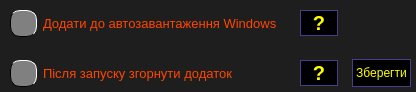
Above: GUI/Setting.ui from Kozak228/Birthday-reminder before the change. Below: the same form after it.
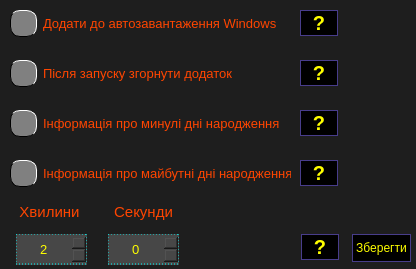
That is the form after the change. Icons and pictures are not drawn.

Commit message: Add display of past and future birthdays, user setting of timer time for closing the program.

The edit to the form file:
```diff
--- a/GUI/Setting.ui
+++ b/GUI/Setting.ui
@@ -7,9 +7,14 @@
     <x>0</x>
     <y>0</y>
     <width>416</width>
-    <height>92</height>
+    <height>269</height>
    </rect>
   </property>
+  <property name="font">
+   <font>
+    <pointsize>8</pointsize>
+   </font>
+  </property>
   <property name="windowTitle">
    <string>Setting</string>
   </property>
@@ -69,7 +74,17 @@
                             stop:1 rgba(0, 64, 0, 255));
 }
 QCheckBox:checked, QCheckBox::indicator:checked {
-    border-color: black black white white;
+ 	border-color: black black white white;
+}
+
+QSpinBox {
+  	background: #474747;
+  	color: yellow;
+  	border: 1px dashed #00FFFF;
+}
+
+QLabel{
+	color:#FF4500;
 }</string>
   </property>
   <widget class="QWidget" name="centralwidget">
@@ -77,7 +92,7 @@
     <property name="geometry">
      <rect>
       <x>352</x>
-      <y>59</y>
+      <y>234</y>
       <width>59</width>
       <height>28</height>
      </rect>
@@ -186,6 +201,216 @@
      <bool>false</bool>
     </property>
    </widget>
+   <widget class="QPushButton" name="pushButton_FAQ_list_birth_future">
+    <property name="geometry">
+     <rect>
+      <x>300</x>
+      <y>160</y>
+      <width>38</width>
+      <height>26</height>
+     </rect>
+    </property>
+    <property name="font">
+     <font>
+      <pointsize>15</pointsize>
+      <weight>75</weight>
+      <bold>true</bold>
+     </font>
+    </property>
+    <property name="styleSheet">
+     <string notr="true"/>
+    </property>
+    <property name="text">
+     <string>?</string>
+    </property>
+   </widget>
+   <widget class="QPushButton" name="pushButton_FAQ_list_birth_last">
+    <property name="geometry">
+     <rect>
+      <x>300</x>
+      <y>110</y>
+      <width>38</width>
+      <height>26</height>
+     </rect>
+    </property>
+    <property name="font">
+     <font>
+      <pointsize>15</pointsize>
+      <weight>75</weight>
+      <bold>true</bold>
+     </font>
+    </property>
+    <property name="styleSheet">
+     <string notr="true"/>
+    </property>
+    <property name="text">
+     <string>?</string>
+    </property>
+   </widget>
+   <widget class="QCheckBox" name="checkBox_list_birth_future">
+    <property name="geometry">
+     <rect>
+      <x>10</x>
+      <y>160</y>
+      <width>281</width>
+      <height>27</height>
+     </rect>
+    </property>
+    <property name="font">
+     <font>
+      <pointsize>10</pointsize>
+     </font>
+    </property>
+    <property name="text">
+     <string>Інформація про майбутні дні народження</string>
+    </property>
+    <property name="checkable">
+     <bool>true</bool>
+    </property>
+    <property name="checked">
+     <bool>false</bool>
+    </property>
+    <property name="tristate">
+     <bool>false</bool>
+    </property>
+   </widget>
+   <widget class="QCheckBox" name="checkBox_list_birth_last">
+    <property name="geometry">
+     <rect>
+      <x>10</x>
+      <y>110</y>
+      <width>275</width>
+      <height>27</height>
+     </rect>
+    </property>
+    <property name="font">
+     <font>
+      <pointsize>10</pointsize>
+     </font>
+    </property>
+    <property name="text">
+     <string>Інформація про минулі дні народження</string>
+    </property>
+    <property name="checkable">
+     <bool>true</bool>
+    </property>
+    <property name="checked">
+     <bool>false</bool>
+    </property>
+    <property name="tristate">
+     <bool>false</bool>
+    </property>
+   </widget>
+   <widget class="QSpinBox" name="spinBox_minutes">
+    <property name="geometry">
+     <rect>
+      <x>16</x>
+      <y>234</y>
+      <width>71</width>
+      <height>31</height>
+     </rect>
+    </property>
+    <property name="font">
+     <font>
+      <pointsize>10</pointsize>
+     </font>
+    </property>
+    <property name="alignment">
+     <set>Qt::AlignCenter</set>
+    </property>
+    <property name="maximum">
+     <number>100000</number>
+    </property>
+    <property name="value">
+     <number>2</number>
+    </property>
+   </widget>
+   <widget class="QSpinBox" name="spinBox_seconds">
+    <property name="geometry">
+     <rect>
+      <x>108</x>
+      <y>234</y>
+      <width>71</width>
+      <height>31</height>
+     </rect>
+    </property>
+    <property name="font">
+     <font>
+      <pointsize>10</pointsize>
+     </font>
+    </property>
+    <property name="alignment">
+     <set>Qt::AlignCenter</set>
+    </property>
+    <property name="maximum">
+     <number>59</number>
+    </property>
+   </widget>
+   <widget class="QLabel" name="label_min">
+    <property name="geometry">
+     <rect>
+      <x>16</x>
+      <y>201</y>
+      <width>67</width>
+      <height>21</height>
+     </rect>
+    </property>
+    <property name="font">
+     <font>
+      <pointsize>11</pointsize>
+     </font>
+    </property>
+    <property name="text">
+     <string>Хвилини</string>
+    </property>
+    <property name="alignment">
+     <set>Qt::AlignCenter</set>
+    </property>
+   </widget>
+   <widget class="QLabel" name="label_sec">
+    <property name="geometry">
+     <rect>
+      <x>110</x>
+      <y>201</y>
+      <width>67</width>
+      <height>21</height>
+     </rect>
+    </property>
+    <property name="font">
+     <font>
+      <pointsize>11</pointsize>
+     </font>
+    </property>
+    <property name="text">
+     <string>Секунди</string>
+    </property>
+    <property name="alignment">
+     <set>Qt::AlignCenter</set>
+    </property>
+   </widget>
+   <widget class="QPushButton" name="pushButton_FAQ_timer">
+    <property name="geometry">
+     <rect>
+      <x>301</x>
+      <y>234</y>
+      <width>38</width>
+      <height>26</height>
+     </rect>
+    </property>
+    <property name="font">
+     <font>
+      <pointsize>15</pointsize>
+      <weight>75</weight>
+      <bold>true</bold>
+     </font>
+    </property>
+    <property name="styleSheet">
+     <string notr="true"/>
+    </property>
+    <property name="text">
+     <string>?</string>
+    </property>
+   </widget>
   </widget>
  </widget>
  <resources/>
```
Left out of the diff: 8 changed lines with no effect on the pictures. The commit also changes 11 other files.
